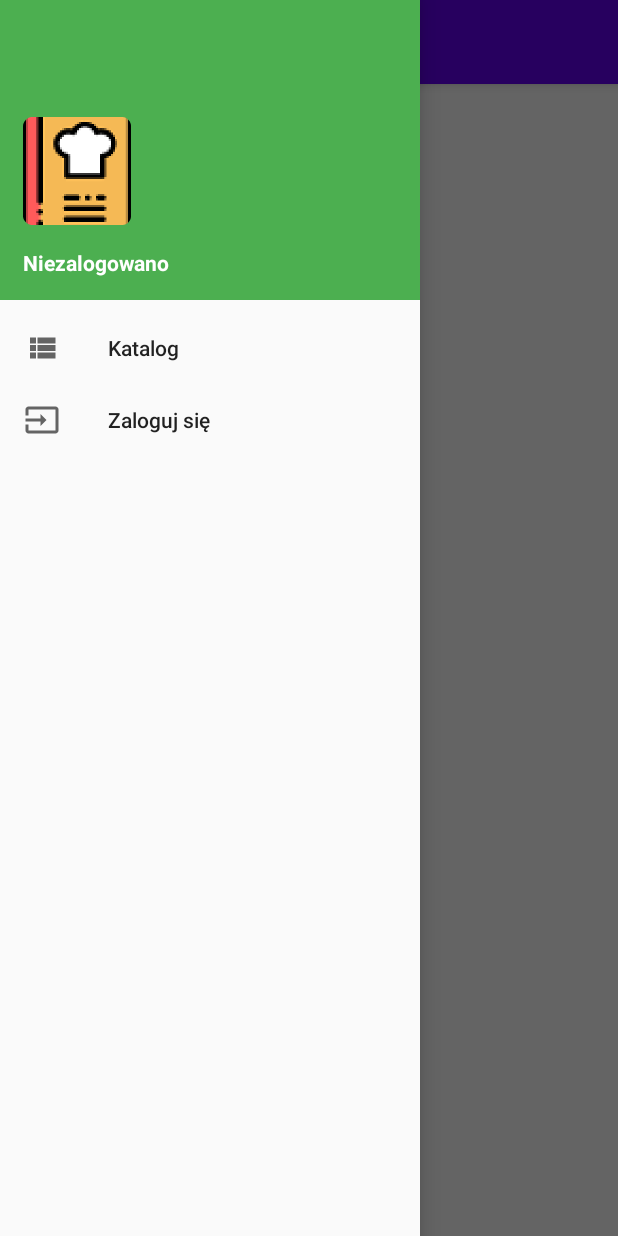
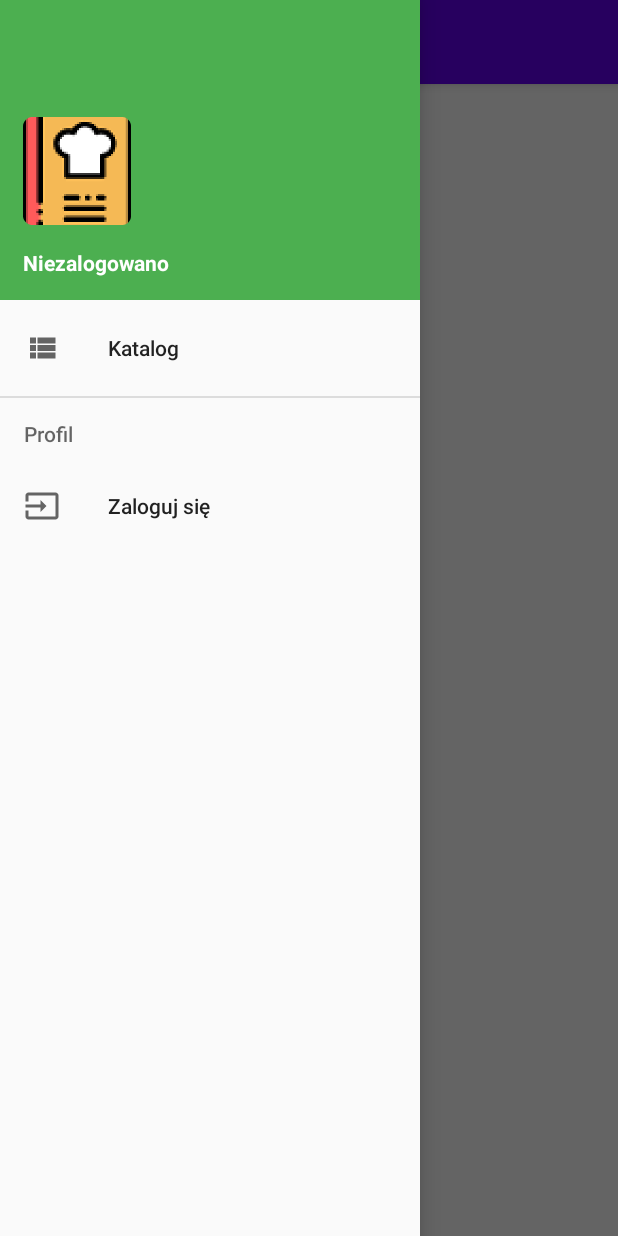
Before and after one commit to Battleship-ZMP/mobile, an Android app: the screen it shows after launch (MainActivity), with the side drawer open, on a phone screen of 412 x 824 dp. Run offline under Robolectric (Android 15) with nearby library versions, the phone set to English and light mode, and no system bars; our stand-ins replace Firebase (no records; nobody signed in at launch, a user with empty details on screens opened directly); 1 statement that could not run was skipped.

Commit message:
CookBook - podział na dodane i ulubione przepisy

```diff
--- a/app/src/main/java/com/example/coolrecipes/MainActivity.kt
+++ b/app/src/main/java/com/example/coolrecipes/MainActivity.kt
@@ -21,7 +21,6 @@ import com.firebase.ui.auth.IdpResponse
 import com.google.android.material.navigation.NavigationView
 import com.google.firebase.auth.FirebaseAuth
 import kotlinx.android.synthetic.main.activity_main.*
-import java.util.*
 
 class MainActivity : AppCompatActivity(), NavigationView.OnNavigationItemSelectedListener {
 
@@ -34,7 +33,8 @@ class MainActivity : AppCompatActivity(), NavigationView.OnNavigationItemSelecte
     lateinit var navMenu: Menu
     lateinit var username: TextView
     lateinit var mainFragment: MainFragment
-    lateinit var cookbookFragment: CookBookFragment
+    lateinit var cookbookFavoritesFragment: CookBookFavoritesFragment
+    lateinit var cookbookAddedFragment: CookBookAddedFragment
     lateinit var profileFragment: ProfileFragment
     lateinit var addRecipeFragment: AddRecipeFragment
 
@@ -64,7 +64,8 @@ class MainActivity : AppCompatActivity(), NavigationView.OnNavigationItemSelecte
             AuthUI.IdpConfig.GoogleBuilder().build())
 
         mainFragment = MainFragment.newInstance()
-        cookbookFragment = CookBookFragment.newInstance()
+        cookbookAddedFragment = CookBookAddedFragment.newInstance()
+        cookbookFavoritesFragment = CookBookFavoritesFragment.newInstance()
         profileFragment = ProfileFragment.newInstance()
         addRecipeFragment = AddRecipeFragment.newInstance()
 
@@ -147,11 +148,19 @@ class MainActivity : AppCompatActivity(), NavigationView.OnNavigationItemSelecte
                     .setTransition(FragmentTransaction.TRANSIT_FRAGMENT_OPEN)
                     .commit()
             }
-            R.id.nav_cookbook -> {
+            R.id.nav_cookbook_added -> {
                 supportFragmentManager
                     .beginTransaction()
-                    .replace(R.id.container, cookbookFragment)
-                    .addToBackStack(cookbookFragment.toString())
+                    .replace(R.id.container, cookbookAddedFragment)
+                    .addToBackStack(cookbookAddedFragment.toString())
+                    .setTransition(FragmentTransaction.TRANSIT_FRAGMENT_OPEN)
+                    .commit()
+            }
+            R.id.nav_cookbook_favorited -> {
+                supportFragmentManager
+                    .beginTransaction()
+                    .replace(R.id.container, cookbookFavoritesFragment)
+                    .addToBackStack(cookbookFavoritesFragment.toString())
                     .setTransition(FragmentTransaction.TRANSIT_FRAGMENT_OPEN)
                     .commit()
             }
--- a/app/src/main/java/com/example/coolrecipes/fragments/CookBookFragment.kt
+++ b/app/src/main/java/com/example/coolrecipes/fragments/CookBookAddedFragment.kt
@@ -1,17 +1,13 @@
 package com.example.coolrecipes.fragments
 
-import android.content.Context
 import android.os.Bundle
-import android.provider.ContactsContract
 import androidx.fragment.app.Fragment
 import android.view.LayoutInflater
 import android.view.View
 import android.view.ViewGroup
-import android.widget.Toast
 import androidx.fragment.app.FragmentManager
 import androidx.fragment.app.FragmentTransaction
 import androidx.recyclerview.widget.LinearLayoutManager
-import androidx.recyclerview.widget.RecyclerView
 import com.example.coolrecipes.R
 import com.example.coolrecipes.Recipe
 import com.example.coolrecipes.RecipeAdapter
@@ -21,10 +17,9 @@ import com.google.firebase.firestore.DocumentSnapshot
 import com.google.firebase.firestore.FirebaseFirestore
 import com.google.firebase.firestore.Query
 import kotlinx.android.synthetic.main.fragment_main.*
-import kotlinx.android.synthetic.main.fragment_view_recipe.*
 
 
-class CookBookFragment : Fragment() {
+class CookBookAddedFragment : Fragment() {
     private val db = FirebaseFirestore.getInstance()
     private var recipeRef = db.collection("recipes").whereEqualTo("userID", FirebaseAuth.getInstance().currentUser?.uid)
     private lateinit var adapter: RecipeAdapter
@@ -98,7 +93,7 @@ class CookBookFragment : Fragment() {
     companion object {
         @JvmStatic
         fun newInstance() =
-            CookBookFragment().apply {
+            CookBookAddedFragment().apply {
                 arguments = Bundle().apply {
 
                 }
--- /dev/null
+++ b/app/src/main/res/drawable/ic_cookbook_added.xml
@@ -0,0 +1,9 @@
+<vector xmlns:android="http://schemas.android.com/apk/res/android"
+        android:width="24dp"
+        android:height="24dp"
+        android:viewportWidth="24.0"
+        android:viewportHeight="24.0">
+    <path
+        android:fillColor="#FF000000"
+        android:pathData="M14,2L6,2c-1.1,0 -1.99,0.9 -1.99,2L4,20c0,1.1 0.89,2 1.99,2L18,22c1.1,0 2,-0.9 2,-2L20,8l-6,-6zM16,16h-3v3h-2v-3L8,16v-2h3v-3h2v3h3v2zM13,9L13,3.5L18.5,9L13,9z"/>
+</vector>
--- /dev/null
+++ b/app/src/main/res/drawable/ic_cookbook_favorited.xml
@@ -0,0 +1,9 @@
+<vector xmlns:android="http://schemas.android.com/apk/res/android"
+        android:width="24dp"
+        android:height="24dp"
+        android:viewportWidth="24.0"
+        android:viewportHeight="24.0">
+    <path
+        android:fillColor="#FF000000"
+        android:pathData="M12,17.27L18.18,21l-1.64,-7.03L22,9.24l-7.19,-0.61L12,2 9.19,8.63 2,9.24l5.46,4.73L5.82,21z"/>
+</vector>
--- a/app/src/main/res/menu/nav_menu.xml
+++ b/app/src/main/res/menu/nav_menu.xml
@@ -11,13 +11,26 @@
             android:icon="@drawable/ic_add_recipe"
             android:title="Dodaj przepis"/>
         <item
+            android:title="Książka kucharska"
+            android:id="@+id/nav_cookbook">
+            <menu>
+                <item
+                    android:title="Dodane przepisy"
+                    android:icon="@drawable/ic_cookbook_added"
+                    android:id="@+id/nav_cookbook_added" />
+                <item
+                    android:title="Ulubione przepisy"
+                    android:icon="@drawable/ic_cookbook_favorited"
+                    android:id="@+id/nav_cookbook_favorited"/>
+            </menu>
+        </item>
+        <item
+            android:title="Profil">
+            <menu>
+                <item
                     android:id="@+id/nav_profile"
                     android:icon="@drawable/ic_profile"
                     android:title="Profil"/>
-        <item
-            android:id="@+id/nav_cookbook"
-            android:icon="@drawable/ic_cookbook"
-            android:title="Książka kucharska"/>
                 <item
                     android:id="@+id/nav_login"
                     android:icon="@drawable/ic_login"
@@ -26,6 +39,8 @@
                     android:id="@+id/nav_logout"
                     android:icon="@drawable/ic_logout"
                     android:title="Wyloguj się"/>
+            </menu>
+        </item>
     </group>
 
 </menu>
```
Also changed, not shown: app/src/main/java/com/example/coolrecipes/fragments/CookBookFavoritesFragment.kt (added, +102 -0 lines). Lines whose indentation alone changed are shown as unchanged.
